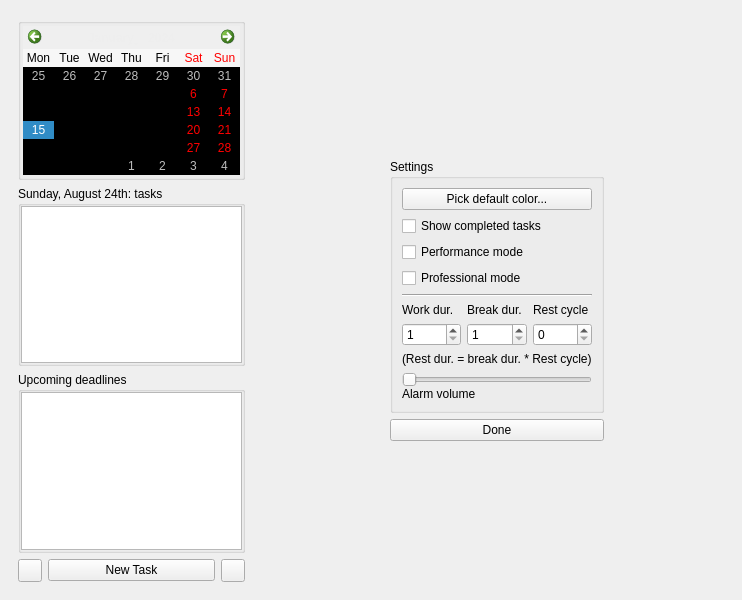
Above: src/mainwindow.ui from david4more/QtToDo before the change. Below: the same form after it.
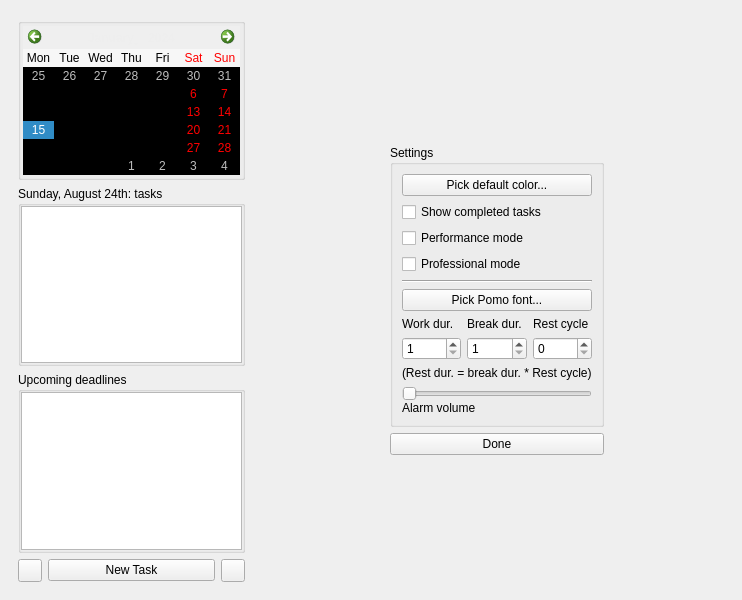
That is the form after the change. The open tabs and pages were chosen to show the change.

Commit message: add pomo font config, fix task's description focus

Diff of the .ui file:
```diff
--- a/src/mainwindow.ui
+++ b/src/mainwindow.ui
@@ -672,6 +672,13 @@
              </property>
             </widget>
            </item>
+           <item>
+            <widget class="QPushButton" name="settingsFontButton">
+             <property name="text">
+              <string>Pick Pomo font...</string>
+             </property>
+            </widget>
+           </item>
            <item>
             <layout class="QGridLayout" name="gridLayout_3">
              <item row="1" column="1">
```
Left out of the diff: 10 changed lines with no effect on the pictures. The commit also changes 12 other files.
